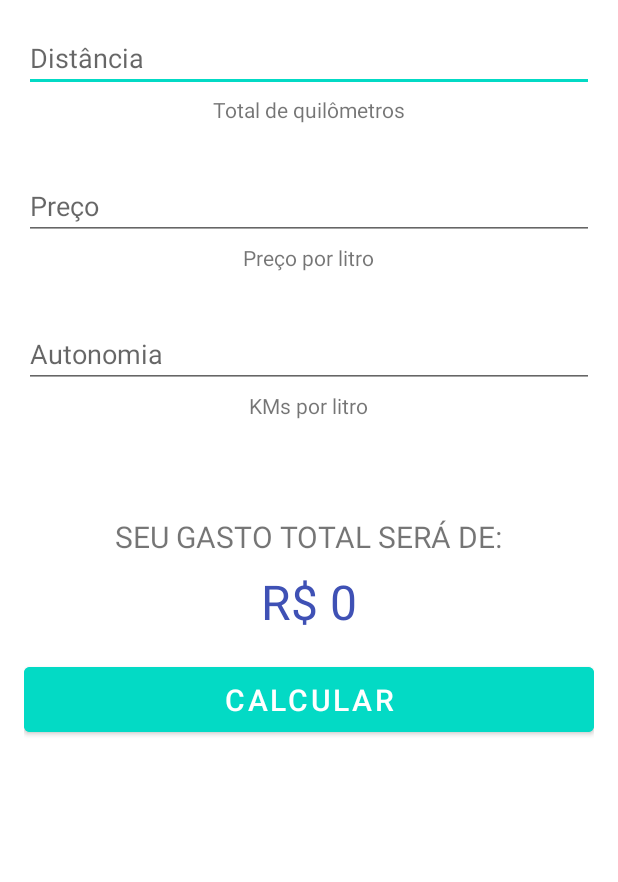
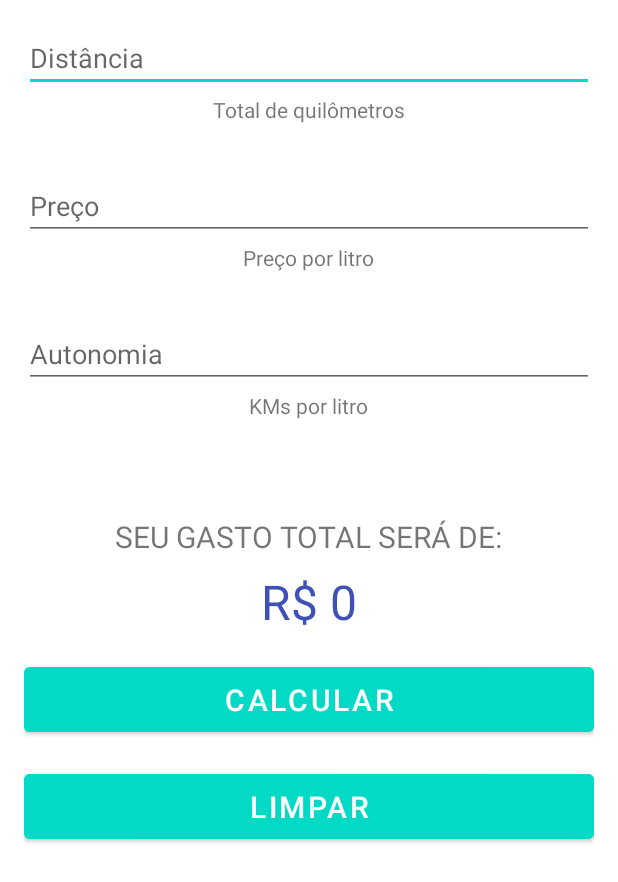
Before and after one commit to jrcruz1998/GastoViagem, an Android app: the layout activity_main.xml on its own in the app's theme, with its tools: preview values and no code run, on a phone screen of 412 x 824 dp. Shown: the top 882 px of the screen. Run offline under Robolectric (Android 15) with nearby library versions, the phone set to English and light mode, and no system bars.

Commit message:
Adicionada a opção de "Limpar", que ao clicar ele limpa todos os campos e zera o gasto total

```diff
--- a/app/src/main/res/layout/activity_main.xml
+++ b/app/src/main/res/layout/activity_main.xml
@@ -82,4 +82,15 @@
         android:text="@string/button_calculate"
         android:textSize="20sp" />
 
+    <Button
+        android:id="@+id/button_clear"
+        android:layout_width="match_parent"
+        android:layout_height="wrap_content"
+        android:layout_gravity="center"
+        android:layout_marginTop="16dp"
+        android:backgroundTint="@color/teal_200"
+        android:padding="8dp"
+        android:text="@string/button_clear"
+        android:textSize="20sp" />
+
 </LinearLayout>
--- a/app/src/main/res/values/strings.xml
+++ b/app/src/main/res/values/strings.xml
@@ -8,7 +8,9 @@
     <string name="kms_per_liter">KMs por litro</string>
     <string name="total_spend">Seu gasto total será de:</string>
     <string name="button_calculate">Calcular</string>
+    <string name="button_clear">Limpar</string>
     <string name="value_result">R$ 0</string>
 
     <string name="validation_fill_all_filds">Preencha todos os campos</string>
+    <string name="validation_clan_filds">Campos Limpos</string>
 </resources>
```
Also changed, not shown: app/src/main/java/com/example/gastoviagem/MainActivity.kt (+15 -0 lines).
